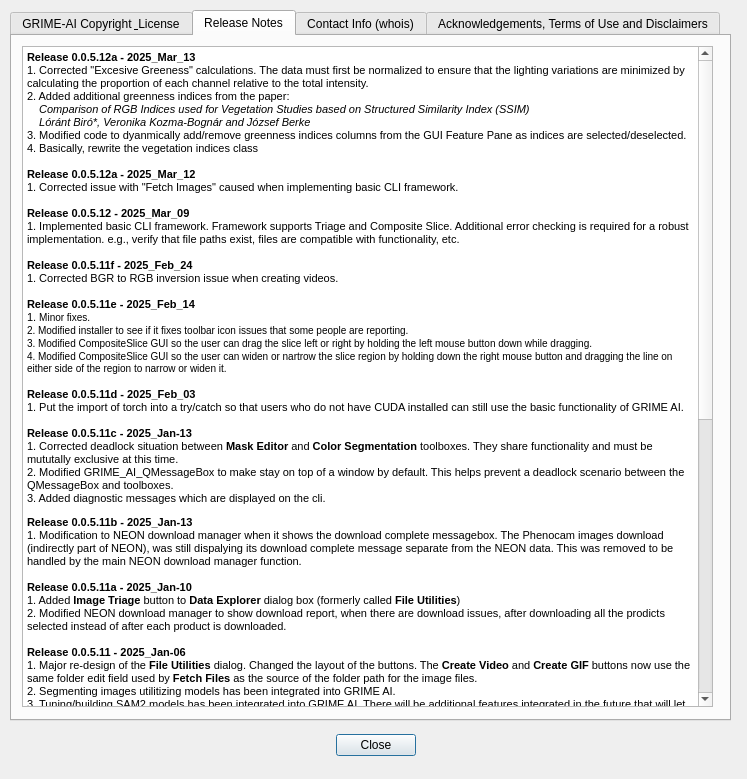
Old version of the form QDialog_ReleaseNotes.ui in the repository JohnStranzl/GRIME-AI.
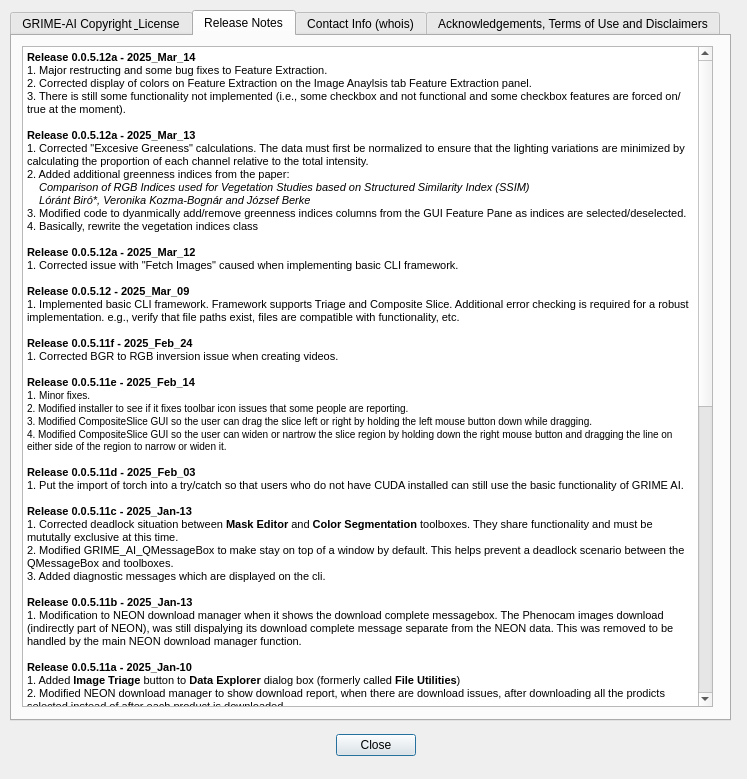
New version of the form.

Commit message:
Bumped to revision 0.0.5.14
Also added relesase notes for this version (i.e., 0.0.5.14)

The edit to the form file:
```diff
--- a/QDialog_ReleaseNotes.ui
+++ b/QDialog_ReleaseNotes.ui
@@ -91,7 +91,10 @@
       <string>&lt;!DOCTYPE HTML PUBLIC &quot;-//W3C//DTD HTML 4.0//EN&quot; &quot;http://www.w3.org/TR/REC-html40/strict.dtd&quot;&gt;
 &lt;html&gt;&lt;head&gt;&lt;meta name=&quot;qrichtext&quot; content=&quot;1&quot; /&gt;&lt;style type=&quot;text/css&quot;&gt;
 p, li { white-space: pre-wrap; }
-&lt;/style&gt;&lt;/head&gt;&lt;body style=&quot; font-family:'MS Shell Dlg 2'; font-size:6.6pt; font-weight:400; font-style:normal;&quot;&gt;
+&lt;/style&gt;&lt;/head&gt;&lt;body style=&quot; font-family:'MS Shell Dlg 2'; font-size:7.8pt; font-weight:400; font-style:normal;&quot;&gt;
+&lt;p style=&quot; margin-top:0px; margin-bottom:0px; margin-left:0px; margin-right:0px; -qt-block-indent:0; text-indent:0px;&quot;&gt;&lt;span style=&quot; font-family:'MS Shell Dlg 2','sans-serif'; font-size:8.25pt; font-weight:600;&quot;&gt;Release 0.0.5.12a - 2025_Mar_14&lt;/span&gt;&lt;/p&gt;
+&lt;p style=&quot; margin-top:0px; margin-bottom:0px; margin-left:0px; margin-right:0px; -qt-block-indent:0; text-indent:0px;&quot;&gt;&lt;span style=&quot; font-family:'MS Shell Dlg 2','sans-serif'; font-size:8.25pt;&quot;&gt;1. Major restructing and some bug fixes to Feature Extraction.&lt;/span&gt;&lt;/p&gt;
+&lt;p style=&quot; margin-top:0px; margin-bottom:0px; margin-left:0px; margin-right:0px; -qt-block-indent:0; text-indent:0px;&quot;&gt;&lt;span style=&quot; font-family:'MS Shell Dlg 2','sans-serif'; font-size:8.25pt;&quot;&gt;2. Corrected display of colors on Feature Extraction on the Image Anaylsis tab Feature Extraction panel.&lt;br /&gt;3. There is still some functionality not implemented (i.e., some checkbox and not functional and some checkbox features are forced on/true at the moment).&lt;br /&gt;&lt;/span&gt;&lt;/p&gt;
 &lt;p style=&quot; margin-top:0px; margin-bottom:0px; margin-left:0px; margin-right:0px; -qt-block-indent:0; text-indent:0px;&quot;&gt;&lt;span style=&quot; font-family:'MS Shell Dlg 2','sans-serif'; font-size:8.25pt; font-weight:600;&quot;&gt;Release 0.0.5.12a - 2025_Mar_13&lt;/span&gt;&lt;/p&gt;
 &lt;p style=&quot; margin-top:0px; margin-bottom:0px; margin-left:0px; margin-right:0px; -qt-block-indent:0; text-indent:0px;&quot;&gt;&lt;span style=&quot; font-family:'MS Shell Dlg 2','sans-serif'; font-size:8.25pt;&quot;&gt;1. Corrected &amp;quot;Excesive Greeness&amp;quot; calculations. The data must first be normalized to ensure that the lighting variations are minimized by calculating the proportion of each channel relative to the total intensity.&lt;/span&gt;&lt;/p&gt;
 &lt;p style=&quot; margin-top:0px; margin-bottom:0px; margin-left:0px; margin-right:0px; -qt-block-indent:0; text-indent:0px;&quot;&gt;&lt;span style=&quot; font-family:'MS Shell Dlg 2','sans-serif'; font-size:8.25pt;&quot;&gt;2. Added additional greenness indices from the paper:&lt;br /&gt;    &lt;/span&gt;&lt;span style=&quot; font-family:'MS Shell Dlg 2','sans-serif'; font-size:8.25pt; font-style:italic;&quot;&gt;Comparison of RGB Indices used for Vegetation Studies based on Structured Similarity Index (SSIM)&lt;/span&gt;&lt;/p&gt;
@@ -100,16 +103,16 @@
 &lt;p style=&quot; margin-top:0px; margin-bottom:0px; margin-left:0px; margin-right:0px; -qt-block-indent:0; text-indent:0px;&quot;&gt;&lt;span style=&quot; font-family:'MS Shell Dlg 2','sans-serif'; font-size:8.25pt;&quot;&gt;4. Basically, rewrite the vegetation indices class&lt;/span&gt;&lt;span style=&quot; font-family:'MS Shell Dlg 2','sans-serif'; font-size:8.25pt; font-weight:600;&quot;&gt;&lt;br /&gt;&lt;br /&gt;Release 0.0.5.12a - 2025_Mar_12&lt;/span&gt;&lt;/p&gt;
 &lt;p style=&quot; margin-top:0px; margin-bottom:0px; margin-left:0px; margin-right:0px; -qt-block-indent:0; text-indent:0px;&quot;&gt;&lt;span style=&quot; font-family:'MS Shell Dlg 2','sans-serif'; font-size:8.25pt;&quot;&gt;1. Corrected issue with &amp;quot;Fetch Images&amp;quot; caused when implementing basic CLI framework.&lt;/span&gt;&lt;span style=&quot; font-family:'MS Shell Dlg 2','sans-serif'; font-size:8.25pt; font-weight:600;&quot;&gt;&lt;br /&gt;&lt;br /&gt;Release 0.0.5.12 - 2025_Mar_09&lt;/span&gt;&lt;/p&gt;
 &lt;p style=&quot; margin-top:0px; margin-bottom:0px; margin-left:0px; margin-right:0px; -qt-block-indent:0; text-indent:0px;&quot;&gt;&lt;span style=&quot; font-family:'MS Shell Dlg 2','sans-serif'; font-size:8.25pt;&quot;&gt;1. Implemented basic CLI framework. Framework supports Triage and Composite Slice. Additional error checking is required for a robust implementation. e.g., verify that file paths exist, files are compatible with functionality, etc.&lt;/span&gt;&lt;/p&gt;
-&lt;p style=&quot;-qt-paragraph-type:empty; margin-top:0px; margin-bottom:0px; margin-left:0px; margin-right:0px; -qt-block-indent:0; text-indent:0px; font-size:7.8pt;&quot;&gt;&lt;br /&gt;&lt;/p&gt;
+&lt;p style=&quot;-qt-paragraph-type:empty; margin-top:0px; margin-bottom:0px; margin-left:0px; margin-right:0px; -qt-block-indent:0; text-indent:0px;&quot;&gt;&lt;br /&gt;&lt;/p&gt;
 &lt;p style=&quot; margin-top:0px; margin-bottom:0px; margin-left:0px; margin-right:0px; -qt-block-indent:0; text-indent:0px;&quot;&gt;&lt;span style=&quot; font-family:'MS Shell Dlg 2','sans-serif'; font-size:8.25pt; font-weight:600;&quot;&gt;Release 0.0.5.11f - 2025_Feb_24&lt;/span&gt;&lt;/p&gt;
 &lt;p style=&quot; margin-top:0px; margin-bottom:0px; margin-left:0px; margin-right:0px; -qt-block-indent:0; text-indent:0px;&quot;&gt;&lt;span style=&quot; font-family:'MS Shell Dlg 2','sans-serif'; font-size:8.25pt;&quot;&gt;1. Corrected BGR to RGB inversion issue when creating videos.&lt;/span&gt;&lt;/p&gt;
-&lt;p style=&quot;-qt-paragraph-type:empty; margin-top:0px; margin-bottom:0px; margin-left:0px; margin-right:0px; -qt-block-indent:0; text-indent:0px; font-size:7.8pt;&quot;&gt;&lt;br /&gt;&lt;/p&gt;
+&lt;p style=&quot;-qt-paragraph-type:empty; margin-top:0px; margin-bottom:0px; margin-left:0px; margin-right:0px; -qt-block-indent:0; text-indent:0px;&quot;&gt;&lt;br /&gt;&lt;/p&gt;
 &lt;p style=&quot; margin-top:0px; margin-bottom:0px; margin-left:0px; margin-right:0px; -qt-block-indent:0; text-indent:0px;&quot;&gt;&lt;span style=&quot; font-family:'MS Shell Dlg 2','sans-serif'; font-size:8.25pt; font-weight:600;&quot;&gt;Release 0.0.5.11e - 2025_Feb_14&lt;/span&gt;&lt;/p&gt;
-&lt;p style=&quot; margin-top:0px; margin-bottom:0px; margin-left:0px; margin-right:0px; -qt-block-indent:0; text-indent:0px;&quot;&gt;&lt;span style=&quot; font-family:'MS Shell Dlg 2','sans-serif'; font-size:8.25pt;&quot;&gt;1. &lt;/span&gt;&lt;span style=&quot; font-size:7.8pt;&quot;&gt;Minor fixes.&lt;/span&gt;&lt;/p&gt;
-&lt;p style=&quot; margin-top:0px; margin-bottom:0px; margin-left:0px; margin-right:0px; -qt-block-indent:0; text-indent:0px;&quot;&gt;&lt;span style=&quot; font-size:7.8pt;&quot;&gt;2. Modified installer to see if it fixes toolbar icon issues that some people are reporting.&lt;/span&gt;&lt;/p&gt;
-&lt;p style=&quot; margin-top:0px; margin-bottom:0px; margin-left:0px; margin-right:0px; -qt-block-indent:0; text-indent:0px;&quot;&gt;&lt;span style=&quot; font-size:7.8pt;&quot;&gt;3. Modified CompositeSlice GUI so the user can drag the slice left or right by holding the left mouse button down while dragging.&lt;/span&gt;&lt;/p&gt;
-&lt;p style=&quot; margin-top:0px; margin-bottom:0px; margin-left:0px; margin-right:0px; -qt-block-indent:0; text-indent:0px;&quot;&gt;&lt;span style=&quot; font-size:7.8pt;&quot;&gt;4. Modified CompositeSlice GUI so the user can widen or nartrow the slice region by holding down the right mouse button and dragging the line on either side of the region to narrow or widen it.&lt;/span&gt;&lt;/p&gt;
-&lt;p style=&quot;-qt-paragraph-type:empty; margin-top:0px; margin-bottom:0px; margin-left:0px; margin-right:0px; -qt-block-indent:0; text-indent:0px; font-size:7.8pt;&quot;&gt;&lt;br /&gt;&lt;/p&gt;
+&lt;p style=&quot; margin-top:0px; margin-bottom:0px; margin-left:0px; margin-right:0px; -qt-block-indent:0; text-indent:0px;&quot;&gt;&lt;span style=&quot; font-family:'MS Shell Dlg 2','sans-serif'; font-size:8.25pt;&quot;&gt;1. &lt;/span&gt;Minor fixes.&lt;/p&gt;
+&lt;p style=&quot; margin-top:0px; margin-bottom:0px; margin-left:0px; margin-right:0px; -qt-block-indent:0; text-indent:0px;&quot;&gt;2. Modified installer to see if it fixes toolbar icon issues that some people are reporting.&lt;/p&gt;
+&lt;p style=&quot; margin-top:0px; margin-bottom:0px; margin-left:0px; margin-right:0px; -qt-block-indent:0; text-indent:0px;&quot;&gt;3. Modified CompositeSlice GUI so the user can drag the slice left or right by holding the left mouse button down while dragging.&lt;/p&gt;
+&lt;p style=&quot; margin-top:0px; margin-bottom:0px; margin-left:0px; margin-right:0px; -qt-block-indent:0; text-indent:0px;&quot;&gt;4. Modified CompositeSlice GUI so the user can widen or nartrow the slice region by holding down the right mouse button and dragging the line on either side of the region to narrow or widen it.&lt;/p&gt;
+&lt;p style=&quot;-qt-paragraph-type:empty; margin-top:0px; margin-bottom:0px; margin-left:0px; margin-right:0px; -qt-block-indent:0; text-indent:0px;&quot;&gt;&lt;br /&gt;&lt;/p&gt;
 &lt;p style=&quot; margin-top:0px; margin-bottom:0px; margin-left:0px; margin-right:0px; -qt-block-indent:0; text-indent:0px;&quot;&gt;&lt;span style=&quot; font-family:'MS Shell Dlg 2','sans-serif'; font-size:8.25pt; font-weight:600;&quot;&gt;Release 0.0.5.11d - 2025_Feb_03&lt;/span&gt;&lt;/p&gt;
 &lt;p style=&quot; margin-top:0px; margin-bottom:0px; margin-left:0px; margin-right:0px; -qt-block-indent:0; text-indent:0px;&quot;&gt;&lt;span style=&quot; font-family:'MS Shell Dlg 2','sans-serif'; font-size:8.25pt;&quot;&gt;1. Put the import of torch into a try/catch so that users who do not have CUDA installed can still use the basic functionality of GRIME AI.&lt;/span&gt;&lt;/p&gt;
 &lt;p style=&quot;-qt-paragraph-type:empty; margin-top:0px; margin-bottom:0px; margin-left:0px; margin-right:0px; -qt-block-indent:0; text-indent:0px; font-family:'MS Shell Dlg 2','sans-serif'; font-size:8.25pt; font-weight:600;&quot;&gt;&lt;br /&gt;&lt;/p&gt;
@@ -118,7 +121,7 @@
 &lt;p style=&quot; margin-top:0px; margin-bottom:0px; margin-left:0px; margin-right:0px; -qt-block-indent:0; text-indent:0px;&quot;&gt;&lt;span style=&quot; font-family:'MS Shell Dlg 2','sans-serif'; font-size:8.5pt;&quot;&gt;3. Added diagnostic messages which are displayed on the cli.&lt;br /&gt;&lt;/span&gt;&lt;/p&gt;
 &lt;p style=&quot; margin-top:0px; margin-bottom:0px; margin-left:0px; margin-right:0px; -qt-block-indent:0; text-indent:0px;&quot;&gt;&lt;span style=&quot; font-family:'MS Shell Dlg 2','sans-serif'; font-size:8.25pt; font-weight:600;&quot;&gt;Release 0.0.5.11b - 2025_Jan-13&lt;/span&gt;&lt;/p&gt;
 &lt;p style=&quot; margin-top:0px; margin-bottom:0px; margin-left:0px; margin-right:0px; -qt-block-indent:0; text-indent:0px;&quot;&gt;&lt;span style=&quot; font-family:'MS Shell Dlg 2','sans-serif'; font-size:8.5pt;&quot;&gt;1. Modification to NEON download manager when it shows the download complete messagebox. The Phenocam images download (indirectly part of NEON), was still dispalying its download complete message separate from the NEON data. This was removed to be handled by the main NEON download manager function.&lt;/span&gt;&lt;/p&gt;
-&lt;p style=&quot;-qt-paragraph-type:empty; margin-top:0px; margin-bottom:0px; margin-left:0px; margin-right:0px; -qt-block-indent:0; text-indent:0px; font-size:7.8pt;&quot;&gt;&lt;br /&gt;&lt;/p&gt;
+&lt;p style=&quot;-qt-paragraph-type:empty; margin-top:0px; margin-bottom:0px; margin-left:0px; margin-right:0px; -qt-block-indent:0; text-indent:0px;&quot;&gt;&lt;br /&gt;&lt;/p&gt;
 &lt;p style=&quot; margin-top:0px; margin-bottom:0px; margin-left:0px; margin-right:0px; -qt-block-indent:0; text-indent:0px;&quot;&gt;&lt;span style=&quot; font-family:'MS Shell Dlg 2','sans-serif'; font-size:8.25pt; font-weight:600;&quot;&gt;Release 0.0.5.11a - 2025_Jan-10&lt;/span&gt;&lt;/p&gt;
 &lt;p style=&quot; margin-top:0px; margin-bottom:0px; margin-left:0px; margin-right:0px; -qt-block-indent:0; text-indent:0px;&quot;&gt;&lt;span style=&quot; font-family:'MS Shell Dlg 2','sans-serif'; font-size:8.5pt;&quot;&gt;1. Added &lt;/span&gt;&lt;span style=&quot; font-family:'MS Shell Dlg 2','sans-serif'; font-size:8.5pt; font-weight:600;&quot;&gt;Image Triage &lt;/span&gt;&lt;span style=&quot; font-family:'MS Shell Dlg 2','sans-serif'; font-size:8.5pt;&quot;&gt;button to &lt;/span&gt;&lt;span style=&quot; font-family:'MS Shell Dlg 2','sans-serif'; font-size:8.5pt; font-weight:600;&quot;&gt;Data Explorer &lt;/span&gt;&lt;span style=&quot; font-family:'MS Shell Dlg 2','sans-serif'; font-size:8.5pt;&quot;&gt;dialog box (formerly called &lt;/span&gt;&lt;span style=&quot; font-family:'MS Shell Dlg 2','sans-serif'; font-size:8.5pt; font-weight:600;&quot;&gt;File Utilities&lt;/span&gt;&lt;span style=&quot; font-family:'MS Shell Dlg 2','sans-serif'; font-size:8.5pt;&quot;&gt;)&lt;/span&gt;&lt;/p&gt;
 &lt;p style=&quot; margin-top:0px; margin-bottom:0px; margin-left:0px; margin-right:0px; -qt-block-indent:0; text-indent:0px;&quot;&gt;&lt;span style=&quot; font-family:'MS Shell Dlg 2','sans-serif'; font-size:8.5pt;&quot;&gt;2. Modified NEON download manager to show download report, when there are download issues, after downloading all the prodicts selected instead of after each product is downloaded.&lt;/span&gt;&lt;/p&gt;
@@ -164,7 +167,7 @@
 &lt;p style=&quot; margin-top:0px; margin-bottom:0px; margin-left:0px; margin-right:0px; -qt-block-indent:0; text-indent:0px;&quot;&gt;&lt;span style=&quot; font-family:'MS Shell Dlg 2','sans-serif'; font-size:8.25pt; font-weight:600;&quot;&gt;Release 0.0.4.0a - 2024_Apr_16&lt;/span&gt;&lt;/p&gt;
 &lt;p style=&quot; margin-top:0px; margin-bottom:0px; margin-left:0px; margin-right:0px; -qt-block-indent:0; text-indent:0px;&quot;&gt;&lt;span style=&quot; font-family:'MS Shell Dlg 2','sans-serif'; font-size:8.5pt;&quot;&gt;1. Save all images with poly line overlay from ORB feature detection into a subfolder, &amp;quot;poly,&amp;quot; beneath the root image folder.&lt;/span&gt;&lt;/p&gt;
 &lt;p style=&quot; margin-top:0px; margin-bottom:0px; margin-left:0px; margin-right:0px; -qt-block-indent:0; text-indent:0px;&quot;&gt;&lt;span style=&quot; font-family:'MS Shell Dlg 2','sans-serif'; font-size:8.5pt;&quot;&gt;2. Save all images that are rotated into a subfolder, &amp;quot;warp,&amp;quot; for diagnostic purposes. This will eventually change to save only images that are rotated becaused of excessive camera misalignment.&lt;/span&gt;&lt;/p&gt;
-&lt;p style=&quot;-qt-paragraph-type:empty; margin-top:0px; margin-bottom:0px; margin-left:0px; margin-right:0px; -qt-block-indent:0; text-indent:0px; font-size:7.8pt;&quot;&gt;&lt;br /&gt;&lt;/p&gt;
+&lt;p style=&quot;-qt-paragraph-type:empty; margin-top:0px; margin-bottom:0px; margin-left:0px; margin-right:0px; -qt-block-indent:0; text-indent:0px;&quot;&gt;&lt;br /&gt;&lt;/p&gt;
 &lt;p style=&quot; margin-top:0px; margin-bottom:0px; margin-left:0px; margin-right:0px; -qt-block-indent:0; text-indent:0px;&quot;&gt;&lt;span style=&quot; font-family:'MS Shell Dlg 2','sans-serif'; font-size:8.25pt; font-weight:600;&quot;&gt;Release 0.0.4.0 - 2024_Apr_09&lt;/span&gt;&lt;/p&gt;
 &lt;p style=&quot; margin-top:0px; margin-bottom:0px; margin-left:0px; margin-right:0px; -qt-block-indent:0; text-indent:0px;&quot;&gt;&lt;span style=&quot; font-family:'MS Shell Dlg 2','sans-serif'; font-size:8.5pt;&quot;&gt;1. Added capability to triage that detects when images rotate or shift relative to a reference image.&lt;/span&gt;&lt;/p&gt;
 &lt;p style=&quot; margin-top:0px; margin-bottom:0px; margin-left:0px; margin-right:0px; -qt-block-indent:0; text-indent:0px;&quot;&gt;&lt;span style=&quot; font-family:'MS Shell Dlg 2','sans-serif'; font-size:8.25pt; font-weight:600;&quot;&gt;&lt;br /&gt;Release 0.0.3.9 - 2024_Feb_25&lt;/span&gt;&lt;/p&gt;
@@ -196,7 +199,7 @@
 &lt;p style=&quot;-qt-paragraph-type:empty; margin-top:0px; margin-bottom:0px; margin-left:0px; margin-right:0px; -qt-block-indent:0; text-indent:0px; font-family:'MS Shell Dlg 2','sans-serif'; font-size:8.5pt;&quot;&gt;&lt;br /&gt;&lt;/p&gt;
 &lt;p style=&quot; margin-top:0px; margin-bottom:0px; margin-left:0px; margin-right:0px; -qt-block-indent:0; text-indent:0px;&quot;&gt;&lt;span style=&quot; font-family:'MS Shell Dlg 2','sans-serif'; font-size:8.25pt; font-weight:600;&quot;&gt;Release 0.0.3.8a - 2023_Oct_19&lt;/span&gt;&lt;/p&gt;
 &lt;p style=&quot; margin-top:0px; margin-bottom:0px; margin-left:0px; margin-right:0px; -qt-block-indent:0; text-indent:0px;&quot;&gt;&lt;span style=&quot; font-family:'MS Shell Dlg 2','sans-serif'; font-size:8.5pt;&quot;&gt;1. Corrected crash due to missing configuration file.&lt;/span&gt;&lt;/p&gt;
-&lt;p style=&quot;-qt-paragraph-type:empty; margin-top:0px; margin-bottom:0px; margin-left:0px; margin-right:0px; -qt-block-indent:0; text-indent:0px; font-size:7.8pt;&quot;&gt;&lt;br /&gt;&lt;/p&gt;
+&lt;p style=&quot;-qt-paragraph-type:empty; margin-top:0px; margin-bottom:0px; margin-left:0px; margin-right:0px; -qt-block-indent:0; text-indent:0px;&quot;&gt;&lt;br /&gt;&lt;/p&gt;
 &lt;p style=&quot; margin-top:0px; margin-bottom:0px; margin-left:0px; margin-right:0px; -qt-block-indent:0; text-indent:0px;&quot;&gt;&lt;span style=&quot; font-family:'MS Shell Dlg 2','sans-serif'; font-size:8.25pt; font-weight:600;&quot;&gt;Release 0.0.3.8 - 2023_Oct_13&lt;/span&gt;&lt;/p&gt;
 &lt;p style=&quot; margin-top:0px; margin-bottom:0px; margin-left:0px; margin-right:0px; -qt-block-indent:0; text-indent:0px;&quot;&gt;&lt;span style=&quot; font-family:'MS Shell Dlg 2','sans-serif'; font-size:8.5pt;&quot;&gt;1. Added filter to ignore USGS HIVIS sites since they have been deprecated.&lt;/span&gt;&lt;/p&gt;
 &lt;p style=&quot; margin-top:0px; margin-bottom:0px; margin-left:0px; margin-right:0px; -qt-block-indent:0; text-indent:0px;&quot;&gt;&lt;span style=&quot; font-family:'MS Shell Dlg 2','sans-serif'; font-size:8.5pt;&quot;&gt;2. Began resolving GUI resizing issues. Modifications made to the NEON site tab and the USGS site tab.&lt;/span&gt;&lt;/p&gt;
@@ -209,16 +212,16 @@
 &lt;p style=&quot;-qt-paragraph-type:empty; margin-top:0px; margin-bottom:0px; margin-left:0px; margin-right:0px; -qt-block-indent:0; text-indent:0px; font-family:'MS Shell Dlg 2','sans-serif'; font-size:8.5pt;&quot;&gt;&lt;br /&gt;&lt;/p&gt;
 &lt;p style=&quot; margin-top:0px; margin-bottom:0px; margin-left:0px; margin-right:0px; -qt-block-indent:0; text-indent:0px;&quot;&gt;&lt;span style=&quot; font-family:'MS Shell Dlg 2','sans-serif'; font-size:8.25pt; font-weight:600;&quot;&gt;Release 0.0.3.5 - 2023_Sep_22&lt;/span&gt;&lt;/p&gt;
 &lt;p style=&quot; margin-top:0px; margin-bottom:0px; margin-left:0px; margin-right:0px; -qt-block-indent:0; text-indent:0px;&quot;&gt;&lt;span style=&quot; font-family:'MS Shell Dlg 2','sans-serif'; font-size:8.5pt;&quot;&gt;1. Corrected USGS issues. Not all images reported by the NIMS website area actually downloadable/available.&lt;/span&gt;&lt;/p&gt;
-&lt;p style=&quot;-qt-paragraph-type:empty; margin-top:0px; margin-bottom:0px; margin-left:0px; margin-right:0px; -qt-block-indent:0; text-indent:0px; font-size:7.8pt;&quot;&gt;&lt;br /&gt;&lt;/p&gt;
+&lt;p style=&quot;-qt-paragraph-type:empty; margin-top:0px; margin-bottom:0px; margin-left:0px; margin-right:0px; -qt-block-indent:0; text-indent:0px;&quot;&gt;&lt;br /&gt;&lt;/p&gt;
 &lt;p style=&quot; margin-top:0px; margin-bottom:0px; margin-left:0px; margin-right:0px; -qt-block-indent:0; text-indent:0px;&quot;&gt;&lt;span style=&quot; font-family:'MS Shell Dlg 2','sans-serif'; font-size:8.25pt; font-weight:600;&quot;&gt;Release 0.0.3.4 - 2023_Sep_17&lt;/span&gt;&lt;/p&gt;
 &lt;p style=&quot; margin-top:0px; margin-bottom:0px; margin-left:0px; margin-right:0px; -qt-block-indent:0; text-indent:0px;&quot;&gt;&lt;span style=&quot; font-family:'MS Shell Dlg 2','sans-serif'; font-size:8.5pt;&quot;&gt;1. Corrected NEON download issue&lt;/span&gt;&lt;/p&gt;
 &lt;p style=&quot; margin-top:0px; margin-bottom:0px; margin-left:0px; margin-right:0px; -qt-block-indent:0; text-indent:0px;&quot;&gt;&lt;span style=&quot; font-family:'MS Shell Dlg 2','sans-serif'; font-size:8.5pt;&quot;&gt;2. Added new date selection capability for NEON download manager &lt;/span&gt;&lt;/p&gt;
 &lt;p style=&quot; margin-top:0px; margin-bottom:0px; margin-left:0px; margin-right:0px; -qt-block-indent:0; text-indent:0px;&quot;&gt;&lt;span style=&quot; font-family:'MS Shell Dlg 2','sans-serif'; font-size:8.5pt;&quot;&gt;3. general code refactoring&lt;/span&gt;&lt;/p&gt;
-&lt;p style=&quot;-qt-paragraph-type:empty; margin-top:0px; margin-bottom:0px; margin-left:0px; margin-right:0px; -qt-block-indent:0; text-indent:0px; font-size:7.8pt;&quot;&gt;&lt;br /&gt;&lt;/p&gt;
+&lt;p style=&quot;-qt-paragraph-type:empty; margin-top:0px; margin-bottom:0px; margin-left:0px; margin-right:0px; -qt-block-indent:0; text-indent:0px;&quot;&gt;&lt;br /&gt;&lt;/p&gt;
 &lt;p style=&quot; margin-top:0px; margin-bottom:0px; margin-left:0px; margin-right:0px; -qt-block-indent:0; text-indent:0px;&quot;&gt;&lt;span style=&quot; font-family:'MS Shell Dlg 2','sans-serif'; font-size:8.25pt; font-weight:600;&quot;&gt;Release 0.0.3.3 - 2023_Aug_28&lt;/span&gt;&lt;/p&gt;
 &lt;p style=&quot; margin-top:0px; margin-bottom:0px; margin-left:0px; margin-right:0px; -qt-block-indent:0; text-indent:0px;&quot;&gt;&lt;span style=&quot; font-family:'MS Shell Dlg 2','sans-serif'; font-size:8.5pt;&quot;&gt;1. Verify that NEON data is available for the dates selected by the users&lt;/span&gt;&lt;/p&gt;
 &lt;p style=&quot; margin-top:0px; margin-bottom:0px; margin-left:0px; margin-right:0px; -qt-block-indent:0; text-indent:0px;&quot;&gt;&lt;span style=&quot; font-family:'MS Shell Dlg 2','sans-serif'; font-size:8.5pt;&quot;&gt;2. Refactor NEON Download Manager&lt;/span&gt;&lt;/p&gt;
-&lt;p style=&quot;-qt-paragraph-type:empty; margin-top:0px; margin-bottom:0px; margin-left:0px; margin-right:0px; -qt-block-indent:0; text-indent:0px; font-size:7.8pt;&quot;&gt;&lt;br /&gt;&lt;/p&gt;
+&lt;p style=&quot;-qt-paragraph-type:empty; margin-top:0px; margin-bottom:0px; margin-left:0px; margin-right:0px; -qt-block-indent:0; text-indent:0px;&quot;&gt;&lt;br /&gt;&lt;/p&gt;
 &lt;p style=&quot; margin-top:0px; margin-bottom:0px; margin-left:0px; margin-right:0px; -qt-block-indent:0; text-indent:0px;&quot;&gt;&lt;span style=&quot; font-family:'MS Shell Dlg 2','sans-serif'; font-size:8.25pt; font-weight:600;&quot;&gt;Release 0.0.3.2 - 2023_Jul_30&lt;/span&gt;&lt;/p&gt;
 &lt;p style=&quot; margin-top:0px; margin-bottom:0px; margin-left:0px; margin-right:0px; -qt-block-indent:0; text-indent:0px;&quot;&gt;&lt;span style=&quot; font-family:'MS Shell Dlg 2','sans-serif'; font-size:8.5pt;&quot;&gt;1. Implement USGS Download Manager&lt;/span&gt;&lt;/p&gt;
 &lt;p style=&quot; margin-top:0px; margin-bottom:0px; margin-left:0px; margin-right:0px; -qt-block-indent:0; text-indent:0px;&quot;&gt;&lt;span style=&quot; font-family:'MS Shell Dlg 2','sans-serif'; font-size:8.5pt;&quot;&gt;2. Continue with on-going implementation of re-designed user interface.&lt;/span&gt;&lt;/p&gt;
@@ -226,7 +229,7 @@
 &lt;p style=&quot;-qt-paragraph-type:empty; margin-top:0px; margin-bottom:0px; margin-left:0px; margin-right:0px; -qt-block-indent:0; text-indent:0px; font-size:8.25pt;&quot;&gt;&lt;br /&gt;&lt;/p&gt;
 &lt;p style=&quot; margin-top:0px; margin-bottom:0px; margin-left:0px; margin-right:0px; -qt-block-indent:0; text-indent:0px;&quot;&gt;&lt;span style=&quot; font-family:'MS Shell Dlg 2','sans-serif'; font-size:8.25pt; font-weight:600;&quot;&gt;Release 0.0.3.1 - 2023_Jul_29 - 2023_Feb_19&lt;/span&gt;&lt;/p&gt;
 &lt;p style=&quot; margin-top:0px; margin-bottom:0px; margin-left:0px; margin-right:0px; -qt-block-indent:0; text-indent:0px;&quot;&gt;&lt;span style=&quot; font-family:'MS Shell Dlg 2','sans-serif'; font-size:8.5pt;&quot;&gt;1. Continue with on-going implementation of re-designed user interface.&lt;/span&gt;&lt;/p&gt;
-&lt;p style=&quot;-qt-paragraph-type:empty; margin-top:0px; margin-bottom:0px; margin-left:0px; margin-right:0px; -qt-block-indent:0; text-indent:0px; font-size:7.8pt;&quot;&gt;&lt;br /&gt;&lt;/p&gt;
+&lt;p style=&quot;-qt-paragraph-type:empty; margin-top:0px; margin-bottom:0px; margin-left:0px; margin-right:0px; -qt-block-indent:0; text-indent:0px;&quot;&gt;&lt;br /&gt;&lt;/p&gt;
 &lt;p style=&quot; margin-top:0px; margin-bottom:0px; margin-left:0px; margin-right:0px; -qt-block-indent:0; text-indent:0px;&quot;&gt;&lt;span style=&quot; font-family:'MS Shell Dlg 2','sans-serif'; font-size:8.25pt; font-weight:600;&quot;&gt;Release 0.0.3.0 - 2023_Feb_18&lt;/span&gt;&lt;/p&gt;
 &lt;p style=&quot; margin-top:0px; margin-bottom:0px; margin-left:0px; margin-right:0px; -qt-block-indent:0; text-indent:0px;&quot;&gt;&lt;span style=&quot; font-family:'MS Shell Dlg 2','sans-serif'; font-size:8.5pt;&quot;&gt;1. Re-design of user interface.&lt;/span&gt;&lt;/p&gt;
 &lt;p style=&quot;-qt-paragraph-type:empty; margin-top:0px; margin-bottom:0px; margin-left:0px; margin-right:0px; -qt-block-indent:0; text-indent:0px; font-size:8.25pt;&quot;&gt;&lt;br /&gt;&lt;/p&gt;
```
Left out of the diff: 8 changed lines with no effect on the pictures.
